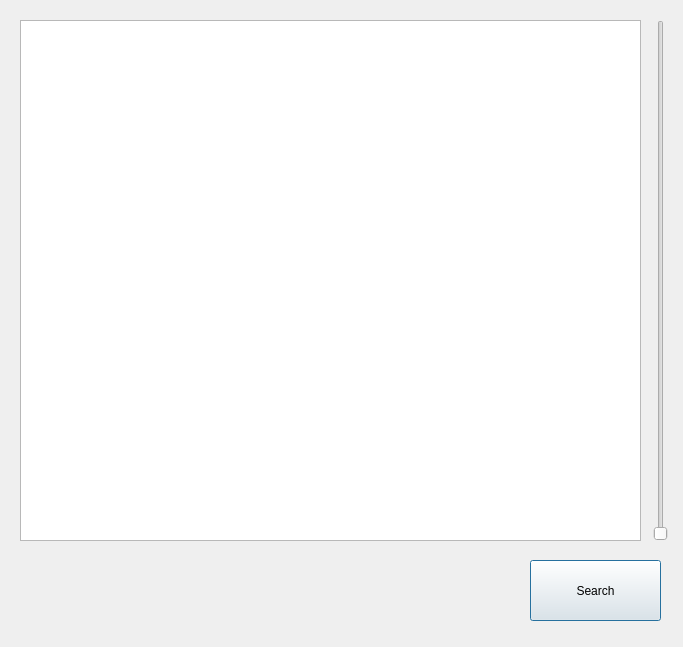
First picture: the form in UI/Alarm_List.ui, repository 723poil/CIMS_project, before the edit.
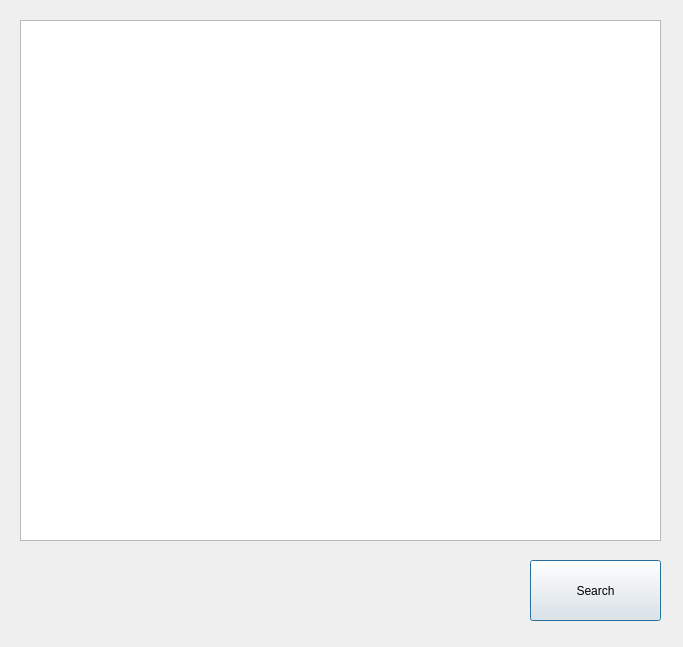
Second picture: the form after the edit.

The edit to the form file:
```diff
--- a/UI/Alarm_List.ui
+++ b/UI/Alarm_List.ui
@@ -26,25 +26,12 @@
     <string>Search</string>
    </property>
   </widget>
-  <widget class="QSlider" name="AlarmListScroll">
-   <property name="geometry">
-    <rect>
-     <x>650</x>
-     <y>20</y>
-     <width>22</width>
-     <height>521</height>
-    </rect>
-   </property>
-   <property name="orientation">
-    <enum>Qt::Vertical</enum>
-   </property>
-  </widget>
   <widget class="QListWidget" name="listWidget">
    <property name="geometry">
     <rect>
      <x>20</x>
      <y>20</y>
-     <width>621</width>
+     <width>641</width>
      <height>521</height>
     </rect>
    </property>
```
